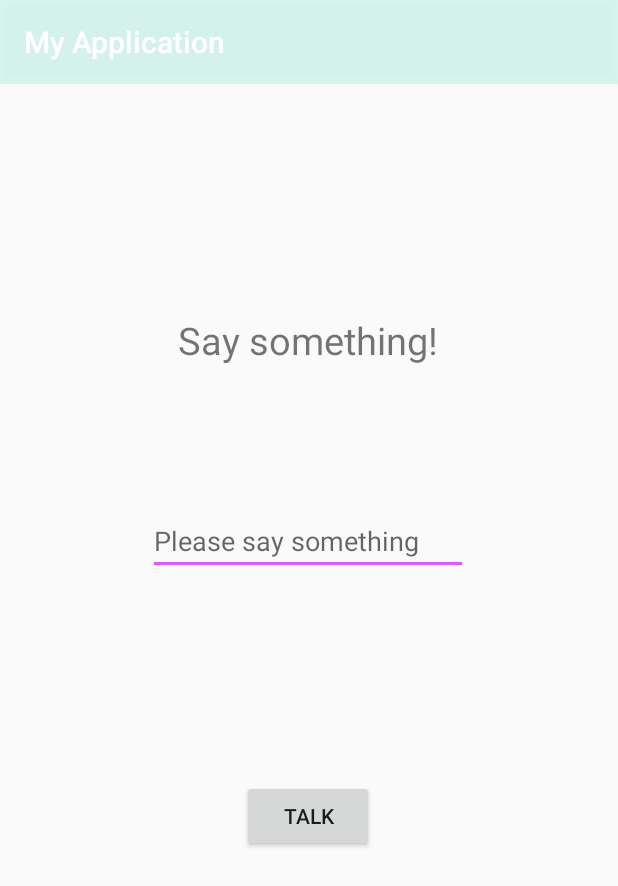
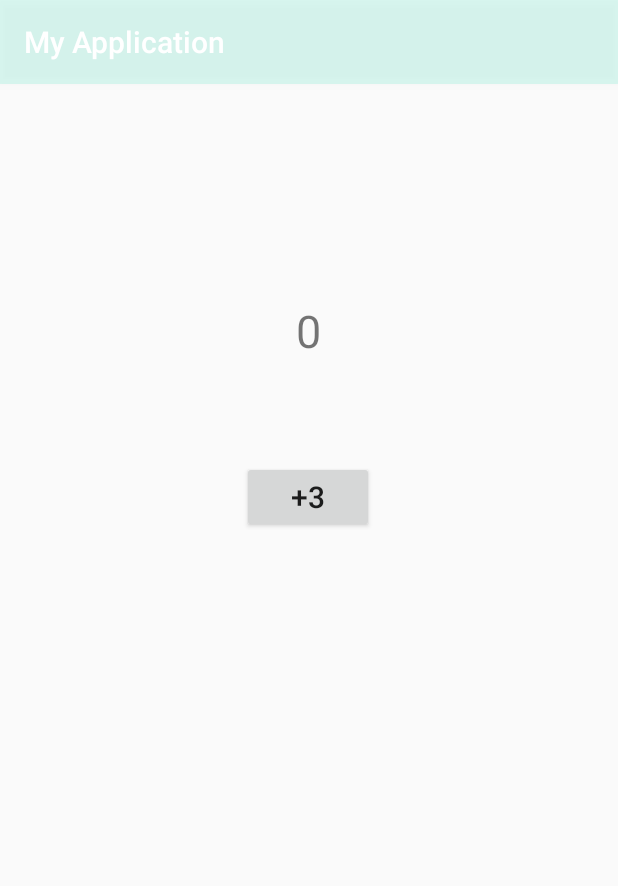
Before and after one commit to ClaudiuPredoana/AndroidApplication, an Android app: the screen it shows after launch (MainActivity), on a phone screen of 412 x 824 dp. Shown: the top 886 px of the screen. Run offline under Robolectric (Android 15) with nearby library versions, the phone set to English and light mode, and no system bars.

Commit message:
Number increment app

```diff
--- a/app/src/main/java/com/predoana/myapp/MainActivity.java
+++ b/app/src/main/java/com/predoana/myapp/MainActivity.java
@@ -4,28 +4,27 @@ import android.support.v7.app.AppCompatActivity;
 import android.os.Bundle;
 import android.view.View;
 import android.widget.Button;
-import android.widget.EditText;
 import android.widget.TextView;
-import android.widget.Toast;
 
 public class MainActivity extends AppCompatActivity {
+    int count = 0;
 
     @Override
     protected void onCreate(Bundle savedInstanceState) {
         super.onCreate(savedInstanceState);
         setContentView(R.layout.activity_main);
 
-        TextView textView = findViewById(R.id.textView);
-        final EditText editText = findViewById(R.id.editText);
+       final TextView textView = findViewById(R.id.txt_value);
 
-        Button button = findViewById(R.id.buttonTalk);
+        Button button = findViewById(R.id.btn_add);
 
         button.setOnClickListener(new View.OnClickListener() {
             @Override
             public void onClick(View v) {
+                count = count + 3;
 
-                String currentText = editText.getText().toString();
-                Toast.makeText(MainActivity.this, currentText , Toast.LENGTH_SHORT).show();
+                textView.setText(String.valueOf(count));
+
             }
         });
     }
--- a/app/src/main/res/layout/activity_main.xml
+++ b/app/src/main/res/layout/activity_main.xml
@@ -7,43 +7,27 @@
     tools:context=".MainActivity">
 
     <Button
-        android:id="@+id/buttonTalk"
+        android:id="@+id/btn_add"
         android:layout_width="wrap_content"
         android:layout_height="wrap_content"
-        android:layout_marginBottom="256dp"
-        android:text="TALK"
+        android:text="+3"
+        android:textSize="20sp"
         app:layout_constraintBottom_toBottomOf="parent"
         app:layout_constraintEnd_toEndOf="parent"
         app:layout_constraintHorizontal_bias="0.498"
-        app:layout_constraintStart_toStartOf="parent" />
-
-    <EditText
-        android:id="@+id/editText"
-        android:layout_width="wrap_content"
-        android:layout_height="wrap_content"
-        android:layout_marginTop="52dp"
-        android:ems="10"
-        android:inputType="textPersonName"
-        android:hint="Please say something"
-        android:text=""
-        app:layout_constraintBottom_toTopOf="@+id/buttonTalk"
-        app:layout_constraintEnd_toEndOf="parent"
-        app:layout_constraintHorizontal_bias="0.497"
         app:layout_constraintStart_toStartOf="parent"
-        app:layout_constraintTop_toBottomOf="@+id/textView"
-        app:layout_constraintVertical_bias="0.236" />
+        app:layout_constraintTop_toBottomOf="@+id/txt_value"
+        app:layout_constraintVertical_bias="0.124" />
 
     <TextView
-        android:id="@+id/textView"
-        android:layout_width="wrap_content"
+        android:id="@+id/txt_value"
+        android:layout_width="17dp"
         android:layout_height="wrap_content"
-        android:text="Say something!"
-        android:textSize="25sp"
-        app:layout_constraintBottom_toBottomOf="parent"
-        app:layout_constraintHorizontal_bias="0.497"
-        app:layout_constraintLeft_toLeftOf="parent"
-        app:layout_constraintRight_toRightOf="parent"
-        app:layout_constraintTop_toTopOf="parent"
-        app:layout_constraintVertical_bias="0.209" />
+        android:layout_marginTop="144dp"
+        android:text="0"
+        android:textSize="30sp"
+        app:layout_constraintEnd_toEndOf="parent"
+        app:layout_constraintStart_toStartOf="parent"
+        app:layout_constraintTop_toTopOf="parent" />
 
 </android.support.constraint.ConstraintLayout>
```
